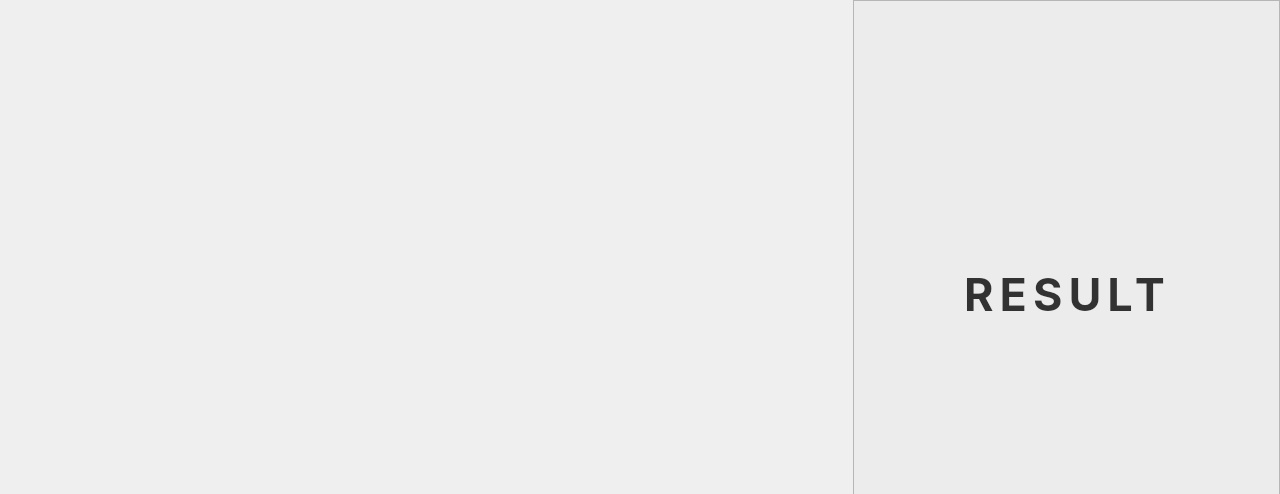
Old version of the form MainWindow.ui in the repository MekaelWasti/Handwritten-Digit-Recognizer; both pictures show x 0 to 1280 and y 0 to 494 of the 1280 by 720 pixel window.
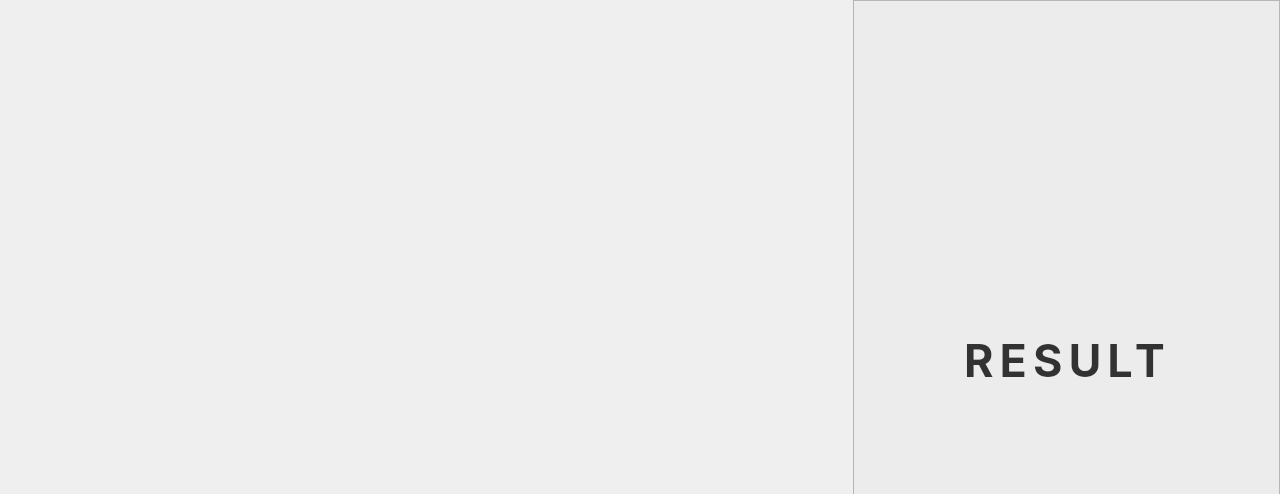
New version of the form. Icons and pictures are not drawn.

Commit message: Adding Cutom Close Button

Diff of the .ui file:
```diff
--- a/MainWindow.ui
+++ b/MainWindow.ui
@@ -26,7 +26,7 @@
    <property name="geometry">
     <rect>
      <x>10</x>
-     <y>30</y>
+     <y>10</y>
      <width>41</width>
      <height>41</height>
     </rect>
@@ -126,7 +126,7 @@
    <property name="geometry">
     <rect>
      <x>852</x>
-     <y>270</y>
+     <y>336</y>
      <width>431</width>
      <height>48</height>
     </rect>
```
Left out of the diff: 29 changed lines with no effect on the pictures. The commit also changes 5 other files.
